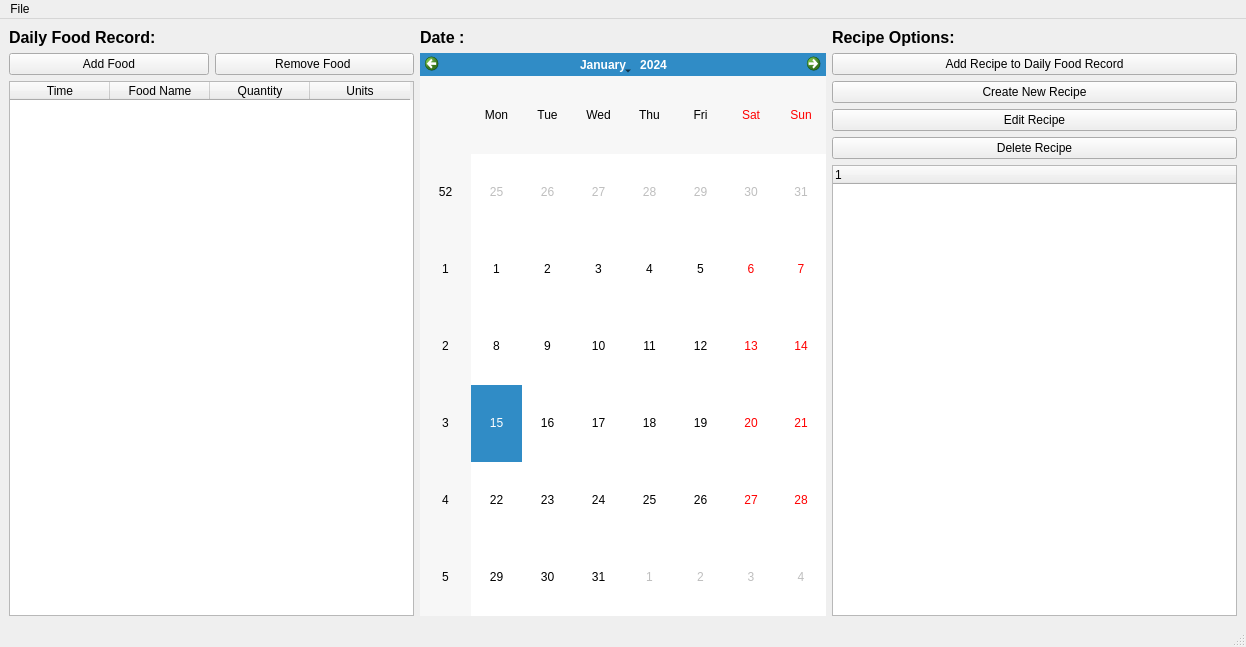
The window that qt_des/mainwindow.ui (casey-martin/EatersDigest) describes before a commit, drawn with Qt 5.
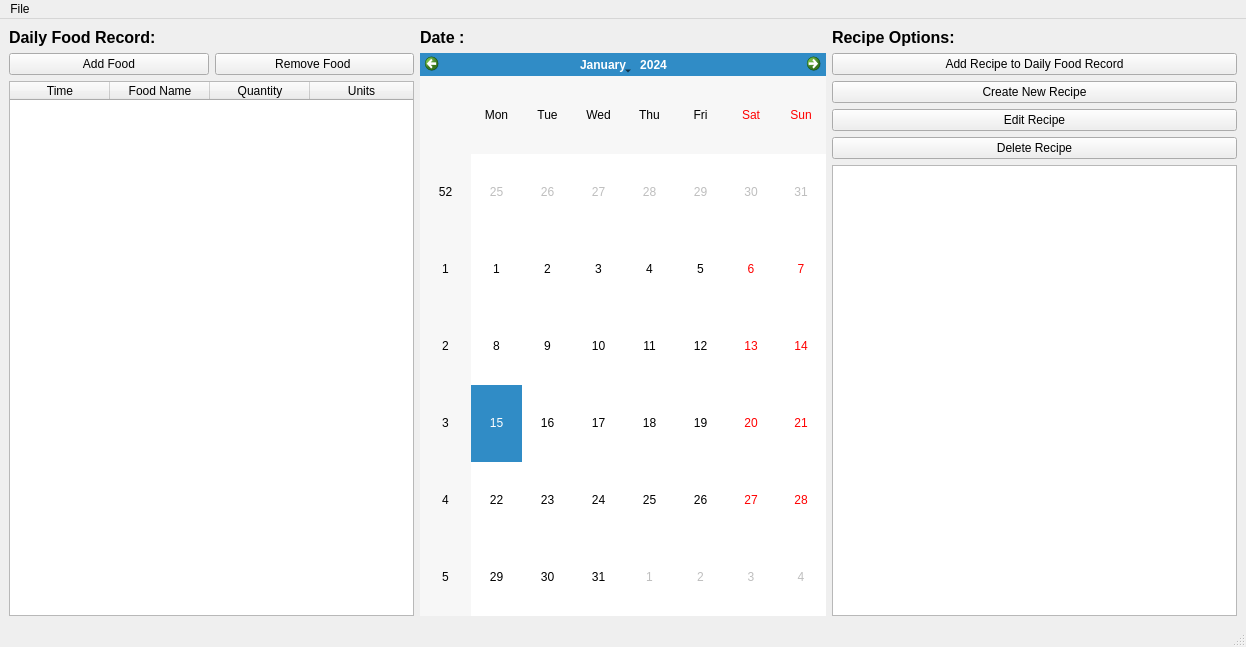
The same window after the commit.

Commit message: added query of diet history

```diff
--- a/qt_des/mainwindow.ui
+++ b/qt_des/mainwindow.ui
@@ -51,6 +51,18 @@
       </item>
       <item>
        <widget class="QTableWidget" name="recordedFoodTableWidget">
+        <property name="sizeAdjustPolicy">
+         <enum>QAbstractScrollArea::AdjustIgnored</enum>
+        </property>
+        <property name="selectionMode">
+         <enum>QAbstractItemView::SingleSelection</enum>
+        </property>
+        <property name="selectionBehavior">
+         <enum>QAbstractItemView::SelectRows</enum>
+        </property>
+        <attribute name="horizontalHeaderStretchLastSection">
+         <bool>true</bool>
+        </attribute>
         <column>
          <property name="text">
           <string>Time</string>
@@ -143,18 +155,10 @@
        </widget>
       </item>
       <item>
-       <widget class="QTreeWidget" name="recipeTreeWidget">
+       <widget class="QListWidget" name="recipeListWidget">
         <property name="acceptDrops">
          <bool>false</bool>
         </property>
-        <property name="sortingEnabled">
-         <bool>false</bool>
-        </property>
-        <column>
-         <property name="text">
-          <string notr="true">1</string>
-         </property>
-        </column>
        </widget>
       </item>
      </layout>
```
Left out of the diff: 2 changed lines with no effect on the pictures. The commit also changes 2 other files.
